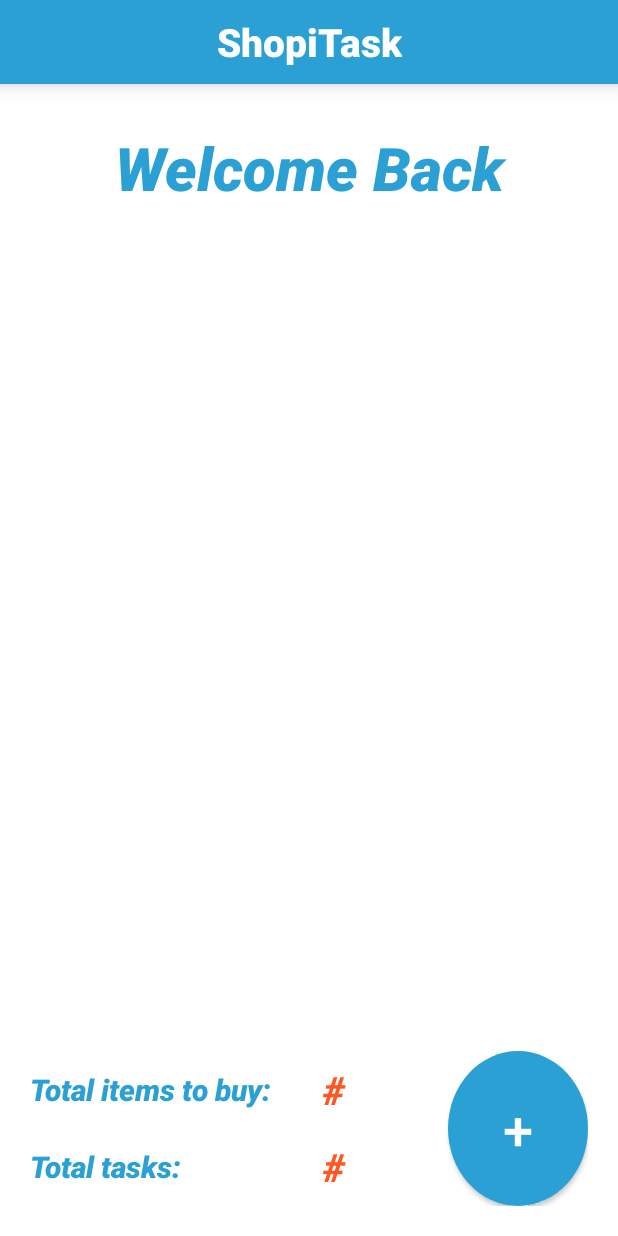
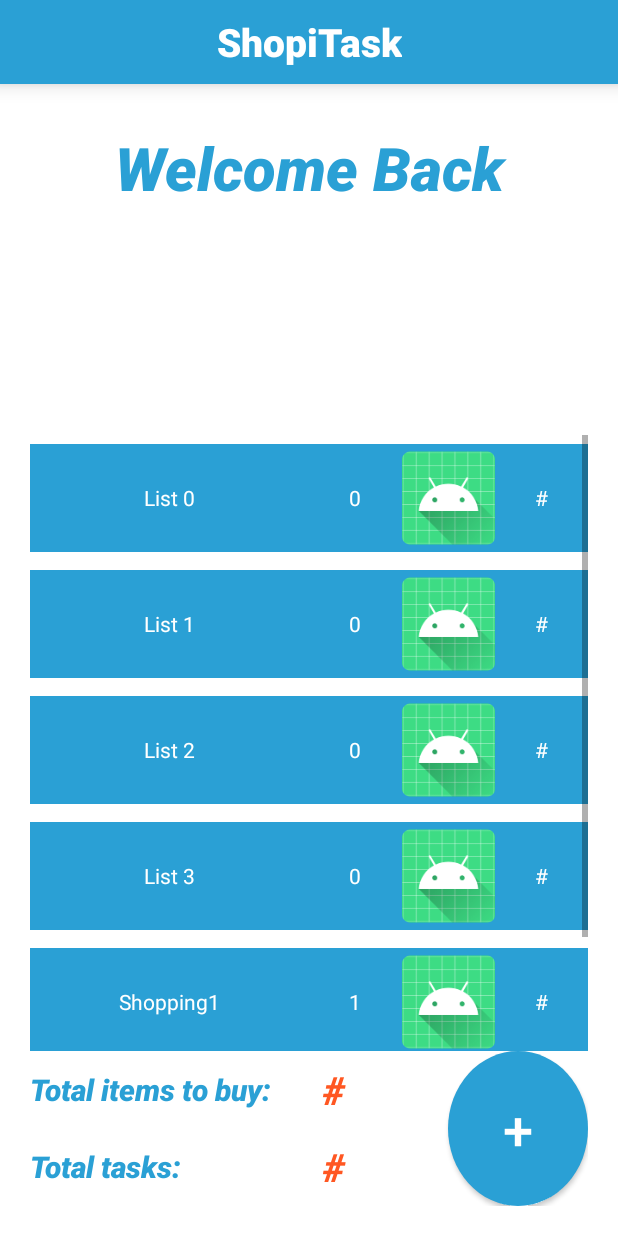
Before and after one commit to vbgithub92/ShopiTask, an Android app: the screen it shows after launch (TaskListsActivity), after a tap on an icon or button, on a phone screen of 412 x 824 dp. Run offline under Robolectric (Android 15) with nearby library versions, the phone set to English and light mode, and no system bars; our stand-ins replace Firebase (no records; nobody signed in at launch, a user with empty details on screens opened directly); 2 statements that could not run were skipped.

Commit message:
no message

```diff
--- a/app/src/main/java/com/androiddev/shopitask/TaskListsActivity.java
+++ b/app/src/main/java/com/androiddev/shopitask/TaskListsActivity.java
@@ -14,6 +14,9 @@ import androidx.recyclerview.widget.LinearLayoutManager;
 import androidx.recyclerview.widget.RecyclerView;
 
 import com.androiddev.shopitask.models.List;
+import com.androiddev.shopitask.models.ShoppingItem;
+import com.androiddev.shopitask.models.ShoppingList;
+import com.androiddev.shopitask.models.UOM;
 import com.google.firebase.auth.FirebaseAuth;
 
 import java.util.ArrayList;
@@ -59,9 +62,18 @@ public class TaskListsActivity extends AppCompatActivity {
 
         ArrayList<List> myList = new ArrayList<>();
 
-        for(int i = 0 ; i < 10 ; i++) {
-            myList.add(new List("1","1", null,true,"List #"+i));
+        for(int i = 0 ; i < 4 ; i++) {
+            myList.add(new List("1","List " + i, null,true));
         }
+
+        myList.add(new ShoppingList("1", "Shopping1", null, true,
+                new ShoppingItem("Vasya",10,UOM.L, null)));
+
+        ShoppingList s1 = new ShoppingList("1", "Shopping1", null, true,
+                new ShoppingItem("Vasya",10,UOM.L, null));
+        s1.addShoppingItem(new ShoppingItem("Vasdasa",11,UOM.KG, null));
+
+        myList.add(s1);
 
         listAdapter = new ListAdapter(myList,this);
         recyclerView.setAdapter(listAdapter);
--- a/app/src/main/java/com/androiddev/shopitask/models/List.java
+++ b/app/src/main/java/com/androiddev/shopitask/models/List.java
@@ -9,7 +9,6 @@ public class List {
     private String listName;
     private ArrayList<String> contributors;
     private boolean isPrivate;
-    private String listName;
 
     public List(String ownerId, String listName, ArrayList<String> contributors, boolean isPrivate) {
         this.listId = UUID.randomUUID();;
@@ -68,8 +67,6 @@ public class List {
         isPrivate = aPrivate;
     }
 
-    public String getListName() { return listName;}
-
     public int getListSize() {
         return 0;
     }
--- a/app/src/main/java/com/androiddev/shopitask/models/UOM.java
+++ b/app/src/main/java/com/androiddev/shopitask/models/UOM.java
@@ -2,7 +2,7 @@ package com.androiddev.shopitask.models;
 
 public enum UOM {
     ITEMS,
-    GK,
+    KG,
     L,
     PACKS
 }
```
